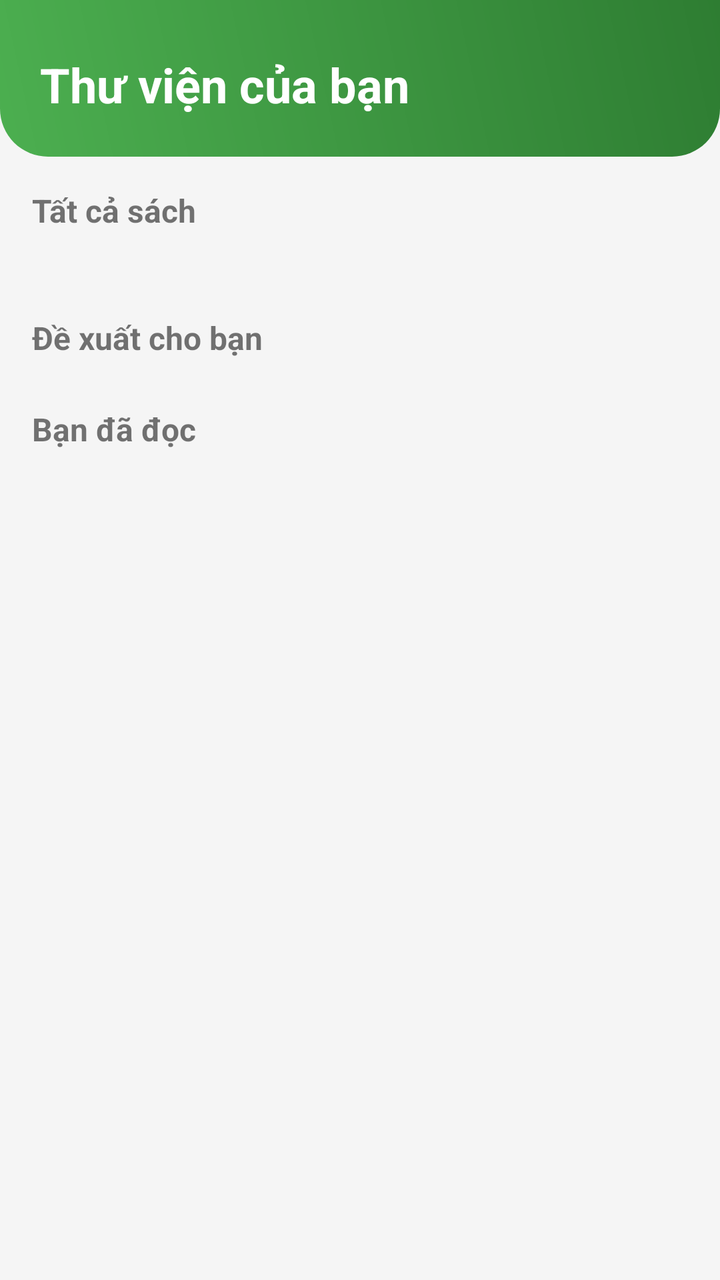
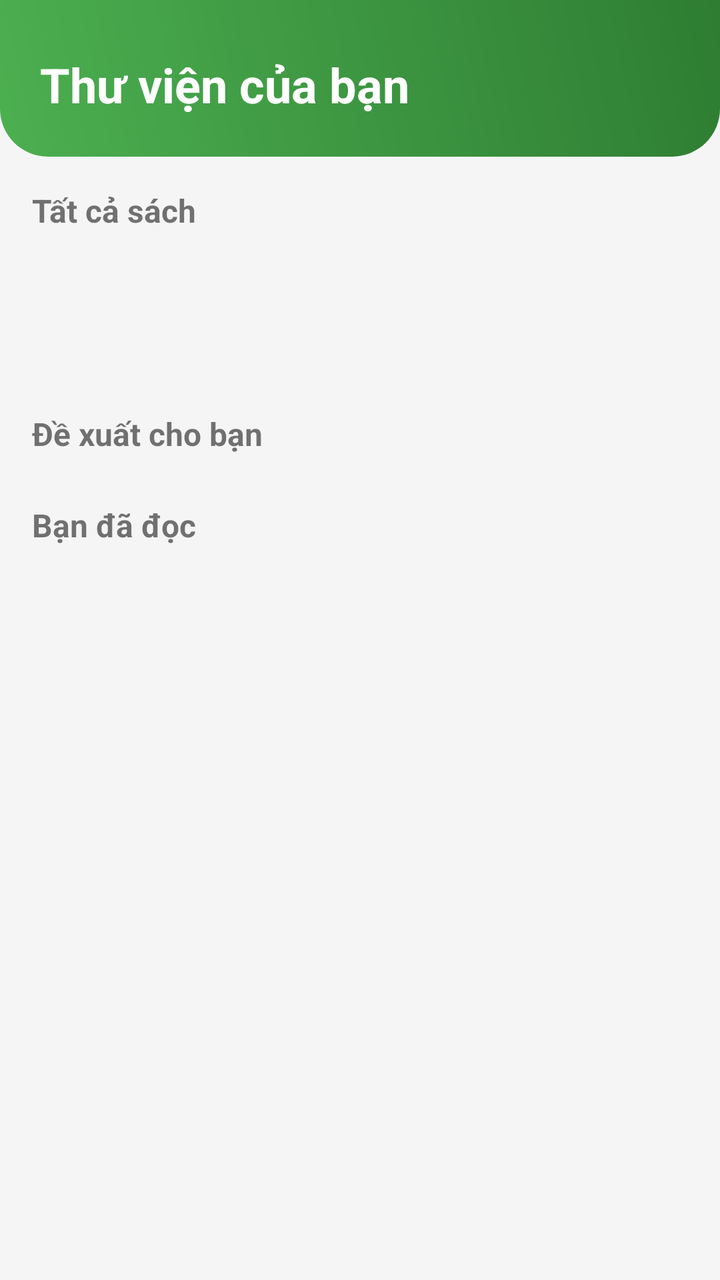

Before-and-after screenshots of an Android layout around one commit, followed by the original layout XML and the change that was made.
<!-- AndroidManifest.xml: application theme Theme.LibraryApp -->
<!-- res/layout/fragment_home.xml -->
<?xml version="1.0" encoding="utf-8"?>
<ScrollView
    xmlns:android="http://schemas.android.com/apk/res/android"
    android:layout_width="match_parent"
    android:layout_height="match_parent"
    android:background="@color/background"
    android:fillViewport="true"
    android:paddingBottom="50dp">

    <LinearLayout
        android:layout_width="match_parent"
        android:layout_height="wrap_content"
        android:orientation="vertical">

        
        <LinearLayout
            android:layout_width="match_parent"
            android:layout_height="wrap_content"
            android:orientation="vertical"
            android:padding="20dp"
            android:background="@drawable/bg_header">

            <TextView
                android:layout_width="wrap_content"
                android:layout_height="wrap_content"
                android:text="Thư viện của bạn"
                android:textColor="@android:color/white"
                android:textSize="24sp"
                android:textStyle="bold"
                android:layout_marginTop="6dp"/>

        </LinearLayout>

        
        <TextView
            android:layout_width="wrap_content"
            android:layout_height="wrap_content"
            android:text="Tất cả sách"
            android:textStyle="bold"
            android:textSize="16sp"
            android:layout_marginStart="16dp"
            android:layout_marginTop="16dp"/>

        <androidx.recyclerview.widget.RecyclerView
            android:id="@+id/rvBooks"
            android:layout_width="match_parent"
            android:layout_height="wrap_content"
            android:layout_marginTop="0dp"
            android:padding="16dp"
            android:nestedScrollingEnabled="false"/>

        
        <LinearLayout
            android:layout_width="match_parent"
            android:layout_height="wrap_content"
            android:layout_marginTop="10dp"
            android:paddingHorizontal="16dp"
            android:orientation="horizontal"
            android:gravity="center_vertical">

            <TextView
                android:layout_width="0dp"
                android:layout_height="wrap_content"
                android:layout_weight="1"
                android:text="Đề xuất cho bạn"
                android:textStyle="bold"
                android:textSize="16sp"/>


        </LinearLayout>

        <androidx.recyclerview.widget.RecyclerView
            android:id="@+id/rvRecommended"
            android:layout_width="match_parent"
            android:layout_height="wrap_content"
            android:layout_marginTop="8dp"
            android:clipToPadding="false"
            android:paddingStart="16dp"
            android:paddingEnd="16dp"/>

        
        <LinearLayout
            android:layout_width="match_parent"
            android:layout_height="wrap_content"
            android:layout_marginTop="16dp"
            android:paddingHorizontal="16dp"
            android:orientation="horizontal"
            android:gravity="center_vertical">

            <TextView
                android:layout_width="0dp"
                android:layout_height="wrap_content"
                android:layout_weight="1"
                android:text="Bạn đã đọc"
                android:textStyle="bold"
                android:textSize="16sp"/>

        </LinearLayout>

        <androidx.recyclerview.widget.RecyclerView
            android:id="@+id/rvRecent"
            android:layout_width="match_parent"
            android:layout_height="wrap_content"
            android:layout_marginTop="8dp"
            android:clipToPadding="false"
            android:paddingStart="16dp"
            android:paddingEnd="16dp"/>

    </LinearLayout>

</ScrollView>
<!-- resources referenced by this layout -->
<resources>
  <color name="background">#F5F5F5</color>
  <!-- drawable bg_header (drawable) -->
  <?xml version="1.0" encoding="utf-8"?>
  <shape xmlns:android="http://schemas.android.com/apk/res/android">
      <gradient
          android:startColor="#4CAF50"
          android:endColor="#2E7D32"
          android:angle="45"/>
  
      <corners
          android:bottomLeftRadius="24dp"
          android:bottomRightRadius="24dp"/>
  </shape>
  <style name="Theme.LibraryApp" parent="Theme.AppCompat.Light.NoActionBar" />
</resources>

<!-- the commit's change to res/layout/fragment_home.xml (unified diff, before → after) -->
@@ -41,12 +41,29 @@
             android:layout_marginStart="16dp"
             android:layout_marginTop="16dp"/>
 
+        
+        <FrameLayout
+            android:layout_width="match_parent"
+            android:layout_height="wrap_content">
+
+            <ProgressBar
+                android:id="@+id/progressBar"
+                android:layout_width="wrap_content"
+                android:layout_height="wrap_content"
+                android:layout_gravity="center"
+                android:layout_marginTop="16dp"
+                android:layout_marginBottom="16dp"
+                android:visibility="visible"/>
+
+        </FrameLayout>
+
         <androidx.recyclerview.widget.RecyclerView
             android:id="@+id/rvBooks"
             android:layout_width="match_parent"
             android:layout_height="wrap_content"
             android:layout_marginTop="0dp"
             android:padding="16dp"
+            android:visibility="gone"
             android:nestedScrollingEnabled="false"/>
 
         
@@ -65,7 +82,6 @@
                 android:text="Đề xuất cho bạn"
                 android:textStyle="bold"
                 android:textSize="16sp"/>
-
 
         </LinearLayout>
 
